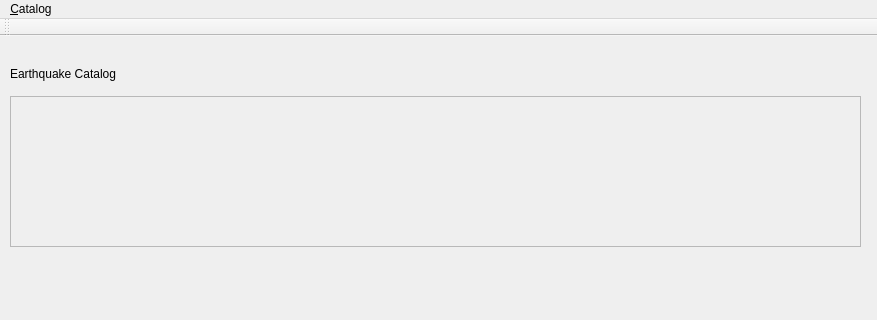
Qt form atlas/ui/views/mainwindow.ui (swiss-seismological-service/hermes) before a commit; both pictures show x 0 to 877 and y 0 to 320 of the 877 by 463 pixel window.
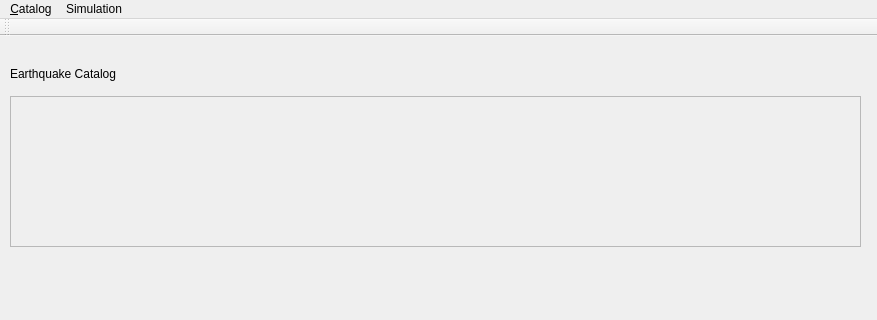
The same form after that commit. Custom widgets are drawn as their Qt base class.

Commit message: Implements simulation (not working yet)

```diff
--- a/atlas/ui/views/mainwindow.ui
+++ b/atlas/ui/views/mainwindow.ui
@@ -71,7 +71,14 @@
     <addaction name="separator"/>
     <addaction name="actionView_Data"/>
    </widget>
+   <widget class="QMenu" name="menuSimulation">
+    <property name="title">
+     <string>Simulation</string>
+    </property>
+    <addaction name="actionStartSimulation"/>
+   </widget>
    <addaction name="menu_Catalog"/>
+   <addaction name="menuSimulation"/>
   </widget>
   <widget class="QToolBar" name="mainToolBar">
    <attribute name="toolBarArea">
```
Left out of the diff: 5 changed lines with no effect on the pictures. The commit also changes 9 other files.
